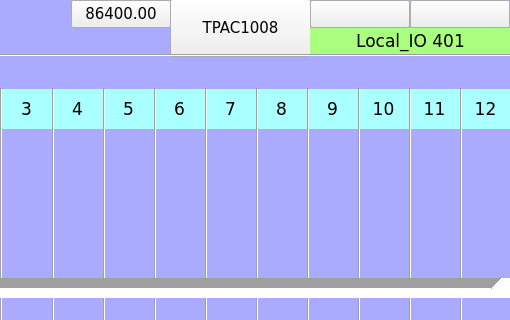
Before: the Qt Designer form TPAC1008_02/Local_IO_HMI/page401.ui in MECTsrl/mect_apps, drawn with Qt 5; both pictures show x 290 to 800 and y 0 to 320 of the 800 by 480 pixel window.
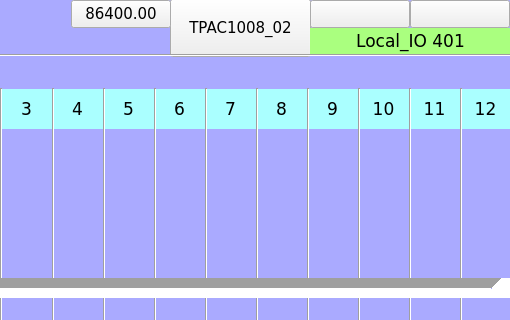
After: the same form once the commit is applied. Custom widgets are drawn as their Qt base class.

Patch:
```diff
--- a/TPAC1008_02/Local_IO_HMI/page401.ui
+++ b/TPAC1008_02/Local_IO_HMI/page401.ui
@@ -97,7 +97,7 @@
     </color>
    </property>
    <property name="text">
-    <string>TPAC1008</string>
+    <string>TPAC1008_02</string>
    </property>
    <property name="pressText">
     <string>TPAC1008</string>
```
Left out of the diff: 2 changed lines with no effect on the pictures.
